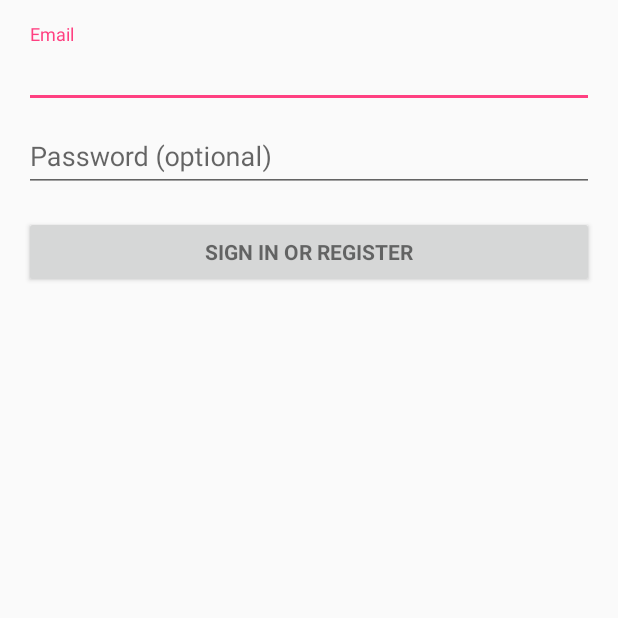
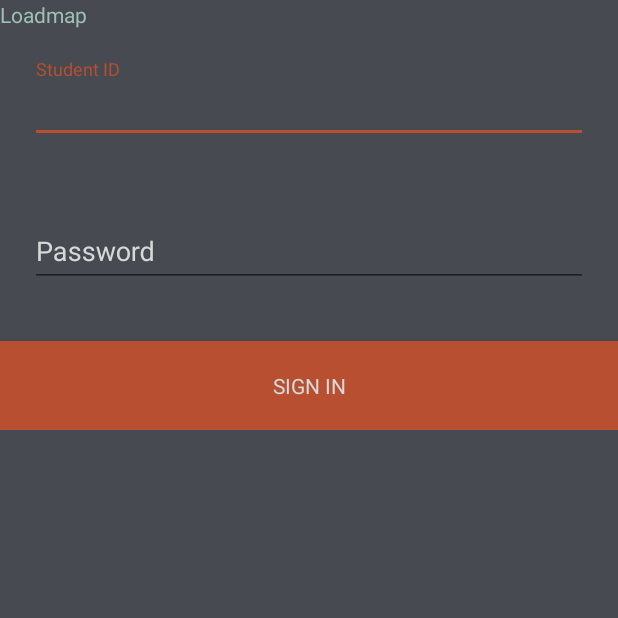
Before and after one commit to choch-o/Loadmap, an Android app: the screen it shows after launch (LoginActivity), on a phone screen of 412 x 824 dp, the top half of it. Run offline under Robolectric (Android 15) with nearby library versions, the phone set to English and light mode, and no system bars; libraries missing offline, so code that uses them is left out: com.github.mikephil.charting, com.koushikdutta.async, com.koushikdutta.ion; pictures from the network do not load; 5 statements that could not run were skipped.

Commit message:
Changed UI

```diff
--- a/app/Loadmap/app/src/main/java/com/loadmap/chocho/loadmap/MyStatistics.java
+++ b/app/Loadmap/app/src/main/java/com/loadmap/chocho/loadmap/MyStatistics.java
@@ -36,6 +36,7 @@ import java.util.Random;
 
 public class MyStatistics extends Fragment {
 
+    Button logoutButton;
     private BarChart barChart;
     private PieChart coursePieChart;
     private PieChart tasktypePieChart;
@@ -71,6 +72,13 @@ public class MyStatistics extends Fragment {
         HashMap<String, String> user = session.getUserDetails();
         username = user.get(SessionManager.KEY_USERNAME);
 
+        logoutButton = (Button)rootView.findViewById(R.id.logout_button);
+        logoutButton.setOnClickListener(new View.OnClickListener() {
+            @Override
+            public void onClick(View arg0) {
+                session.logoutUser();
+            }
+        });
         /*
         Button reqButton = (Button) rootView.findViewById(R.id.request_button);
         reqButton.setOnClickListener(new View.OnClickListener() {
@@ -140,13 +148,14 @@ public class MyStatistics extends Fragment {
                 courseTypeHm.put(obj.getString("courseName"), taskTypes);
             }
 
-            drawPieChart(courseEntries, coursePieChart, true);
+            drawPieChart(courseEntries, coursePieChart, true, "MY COURSES");
         } catch (Exception e) {
             e.printStackTrace();
         }
     }
 
-    void drawPieChart(final ArrayList<PieEntry> pieEntries, PieChart pieChart, boolean course) {
+    void drawPieChart(final ArrayList<PieEntry> pieEntries, PieChart pieChart, boolean course,
+                      String centerText) {
 
         pieChart.setUsePercentValues(true);
         if (course) {
@@ -156,21 +165,14 @@ public class MyStatistics extends Fragment {
                     final ArrayList<PieEntry> taskTypeEntries = new ArrayList<PieEntry>();
                     if (e == null)
                         return;
-                    Log.d("ENTRY INFO", e.toString());
-                    Log.d("ENT IF", pieEntries.get((int) h.getX()).getLabel());
-                    Log.d("GET X", Float.toString(h.getX()));
-                    Log.d("GET Y", Float.toString(h.getY()));
-                    Log.d("VALUE SELECTED", h.toString());
-
-                    // Log.d("VALUE SELECTED", courseTypeHm.get(pieEntries.get((int) h.getX()).getLabel()).toString());
-                    Log.d("LABEL", pieEntries.get((int) h.getX()).getLabel());
-                    TaskType[] result = courseTypeHm.get(pieEntries.get((int) h.getX()).getLabel());
+                    String selectedCourse = pieEntries.get((int) h.getX()).getLabel();
+                    TaskType[] result = courseTypeHm.get(selectedCourse);
                     Log.d("Result length", Integer.toString(result.length));
                     for (TaskType tt : result) {
                         taskTypeEntries.add(new PieEntry(tt.getTotalDuration(), tt.getTaskType()));
                     }
                     tasktypePieChart.invalidate();
-                    drawPieChart(taskTypeEntries, tasktypePieChart, false);
+                    drawPieChart(taskTypeEntries, tasktypePieChart, false, selectedCourse);
                 }
 
                 @Override
@@ -204,6 +206,8 @@ public class MyStatistics extends Fragment {
         data.setValueTextSize(11f);
         data.setValueTextColor(getResources().getColor(R.color.textcolor));
 
+        pieChart.setCenterText(centerText);
+        pieChart.setCenterTextColor(getResources().getColor(R.color.textcolor));
         pieChart.setDrawHoleEnabled(true);
         pieChart.setHoleColor(getResources().getColor(R.color.color4));
 
@@ -223,8 +227,9 @@ public class MyStatistics extends Fragment {
         pieChart.animateY(1400, Easing.EasingOption.EaseInOutQuad);
 
         Legend legend = pieChart.getLegend();
+        legend.setEnabled(false);
 
-
+        pieChart.getDescription().setEnabled(false);
         pieChart.invalidate();
     }
 
--- a/app/Loadmap/app/src/main/java/com/loadmap/chocho/loadmap/PieValueFormatter.java
+++ b/app/Loadmap/app/src/main/java/com/loadmap/chocho/loadmap/PieValueFormatter.java
@@ -22,8 +22,6 @@ public class PieValueFormatter implements IValueFormatter {
 
     @Override
     public String getFormattedValue(float value, Entry entry, int dataSetIndex, ViewPortHandler viewPortHandler) {
-        // write your logic here
-        Log.d("FORMATTER VALUE", Float.toString(value));
         float millis = entry.getY();
         long minute = (long) (millis / (1000 * 60)) % 60;
         long hour = (long) (millis / (1000 * 60 * 60)) % 24;
--- a/app/Loadmap/app/src/main/java/com/loadmap/chocho/loadmap/TaskTracker.java
+++ b/app/Loadmap/app/src/main/java/com/loadmap/chocho/loadmap/TaskTracker.java
@@ -20,6 +20,7 @@ import android.widget.ArrayAdapter;
 import android.widget.Button;
 import android.widget.DatePicker;
 import android.widget.LinearLayout;
+import android.widget.RelativeLayout;
 import android.widget.Spinner;
 import android.widget.TextView;
 import android.widget.TimePicker;
@@ -50,7 +51,6 @@ public class TaskTracker extends Fragment {
     View rootView;
     TextView timeView,dateView;
 
-    Button logoutButton;
     Button startButton;
     Button pauseButton;
     Button resumeButton;
@@ -68,7 +68,7 @@ public class TaskTracker extends Fragment {
     String finedMinute;
 
     DateFormat df = new SimpleDateFormat("yyyy-MM-dd HH:mm:ss (z Z)");
-    LinearLayout date_change, time_change;
+    RelativeLayout date_change, time_change;
     SessionManager session;
 
     String name;
@@ -107,17 +107,10 @@ public class TaskTracker extends Fragment {
         name = user.get(SessionManager.KEY_NAME);
         username = user.get(SessionManager.KEY_USERNAME);
 
-        logoutButton = (Button)rootView.findViewById(R.id.logout_button);
-        logoutButton.setOnClickListener(new View.OnClickListener() {
-            @Override
-            public void onClick(View arg0) {
-                session.logoutUser();
-            }
-        });
 
         String[] option = getResources().getStringArray(R.array.spinnerArray);
         ArrayAdapter<String> adapter = new ArrayAdapter<String>
-                (getContext(), android.R.layout.simple_spinner_dropdown_item, option);
+                (getContext(), R.layout.spinner_item, option);
 
 
 //        과목명 Array에 담아서 받아야 함
@@ -125,7 +118,7 @@ public class TaskTracker extends Fragment {
 
         final String[] courseNames = getCourseFromServer();
         ArrayAdapter<String> adapter2 = new ArrayAdapter<String>
-                (getContext(), android.R.layout.simple_spinner_dropdown_item, courseNames);
+                (getContext(), R.layout.spinner_item_dark, courseNames);
 
         Spinner spinner = (Spinner)rootView.findViewById(R.id.spinner);
         Spinner spinner2 = (Spinner)rootView.findViewById(R.id.spinner2);
@@ -138,8 +131,8 @@ public class TaskTracker extends Fragment {
         resumeButton = (Button)rootView.findViewById(R.id.resumeButton);
         stopButton = (Button)rootView.findViewById(R.id.stopButton);
 
-        date_change = (LinearLayout)rootView.findViewById(R.id.date_change);
-        time_change = (LinearLayout )rootView.findViewById(R.id.time_change);
+        date_change = (RelativeLayout) rootView.findViewById(R.id.date_change);
+        time_change = (RelativeLayout)rootView.findViewById(R.id.time_change);
 
         TimeZone tz;
         date = new Date();
@@ -189,7 +182,7 @@ public class TaskTracker extends Fragment {
 
             }
         });
-
+        adapter.setDropDownViewResource(R.layout.spinner_dropdown_item);
         spinner.setAdapter(adapter);
         getSpinner(rootView, R.id.spinner).setOnItemSelectedListener(new AdapterView.OnItemSelectedListener() {
             @Override
@@ -205,6 +198,7 @@ public class TaskTracker extends Fragment {
             }
         });
 
+        adapter2.setDropDownViewResource(R.layout.spinner_dropdown_item);
         spinner2.setAdapter(adapter2);
         getSpinner(rootView, R.id.spinner2).setOnItemSelectedListener(new AdapterView.OnItemSelectedListener() {
             @Override
@@ -558,7 +552,7 @@ public class TaskTracker extends Fragment {
             strDay = new String(charDay, 0, charDay.length);
         }
 
-        String strDate = strYear+"년 "+strMonth + "월 " + strDay + "일";
+        String strDate = strYear+". "+strMonth + ". " + strDay;
         return strDate;
     }
 
--- a/app/Loadmap/app/src/main/res/layout/activity_course_list.xml
+++ b/app/Loadmap/app/src/main/res/layout/activity_course_list.xml
@@ -1,7 +1,8 @@
 <?xml version="1.0" encoding="utf-8"?>
 <LinearLayout xmlns:android="http://schemas.android.com/apk/res/android"
     android:orientation="vertical" android:layout_width="match_parent"
-    android:layout_height="match_parent">
+    android:layout_height="match_parent"
+    android:background="@color/color2">
     <android.support.v7.widget.RecyclerView
         android:id="@+id/recycler_view"
         android:scrollbars="vertical"
--- a/app/Loadmap/app/src/main/res/layout/activity_login.xml
+++ b/app/Loadmap/app/src/main/res/layout/activity_login.xml
@@ -4,11 +4,8 @@
     android:layout_height="match_parent"
     android:gravity="center_horizontal"
     android:orientation="vertical"
-    android:paddingBottom="@dimen/activity_vertical_margin"
-    android:paddingLeft="@dimen/activity_horizontal_margin"
-    android:paddingRight="@dimen/activity_horizontal_margin"
-    android:paddingTop="@dimen/activity_vertical_margin"
-    tools:context="com.loadmap.chocho.loadmap.LoginActivity">
+    tools:context="com.loadmap.chocho.loadmap.LoginActivity"
+    android:background="@color/color4">
 
     <!-- Login progress -->
     <ProgressBar
@@ -16,7 +13,7 @@
         style="?android:attr/progressBarStyleLarge"
         android:layout_width="wrap_content"
         android:layout_height="wrap_content"
-        android:layout_marginBottom="8dp"
+        android:layout_margin="30dp"
         android:visibility="gone" />
 
     <ScrollView
@@ -27,27 +24,41 @@
         <LinearLayout
             android:id="@+id/email_login_form"
             android:layout_width="match_parent"
-            android:layout_height="wrap_content"
+            android:layout_height="match_parent"
             android:orientation="vertical">
+
+            <TextView
+                android:layout_width="match_parent"
+                android:layout_height="0dp"
+                android:layout_weight="4"
+                android:text="@string/app_name"
+                android:textColor="@color/color1"/>
 
             <android.support.design.widget.TextInputLayout
                 android:layout_width="match_parent"
-                android:layout_height="wrap_content">
+                android:layout_height="0dp"
+                android:textColorHint="@color/color1"
+                android:layout_margin="20dp"
+                android:layout_weight="2">
 
                 <AutoCompleteTextView
                     android:id="@+id/email"
                     android:layout_width="match_parent"
                     android:layout_height="wrap_content"
                     android:hint="@string/prompt_email"
-                    android:inputType="textEmailAddress"
+                    android:inputType="number"
                     android:maxLines="1"
-                    android:singleLine="true" />
+                    android:singleLine="true"
+                    android:textColor="@color/color2" />
 
             </android.support.design.widget.TextInputLayout>
 
             <android.support.design.widget.TextInputLayout
                 android:layout_width="match_parent"
-                android:layout_height="wrap_content">
+                android:layout_height="0dp"
+                android:layout_weight="2"
+                android:textColorHint="@color/color2"
+                android:layout_margin="20dp">
 
                 <EditText
                     android:id="@+id/password"
@@ -59,7 +70,8 @@
                     android:imeOptions="actionUnspecified"
                     android:inputType="textPassword"
                     android:maxLines="1"
-                    android:singleLine="true" />
+                    android:singleLine="true"
+                    android:textColor="@color/color1"/>
 
             </android.support.design.widget.TextInputLayout>
 
@@ -67,10 +79,14 @@
                 android:id="@+id/email_sign_in_button"
                 style="?android:textAppearanceSmall"
                 android:layout_width="match_parent"
-                android:layout_height="wrap_content"
+                android:layout_height="0dp"
+                android:layout_weight="2"
                 android:layout_marginTop="16dp"
                 android:text="@string/action_sign_in"
-                android:textStyle="bold" />
+                android:textColor="@color/color2"
+                android:background="@color/color3"
+                android:paddingTop="20dp"
+                android:paddingBottom="20dp"/>
 
         </LinearLayout>
     </ScrollView>
--- a/app/Loadmap/app/src/main/res/layout/main_activity.xml
+++ b/app/Loadmap/app/src/main/res/layout/main_activity.xml
@@ -9,7 +9,11 @@
     <android.support.design.widget.TabLayout
         android:id="@+id/tabs"
         android:layout_width="match_parent"
-        android:layout_height="wrap_content" />
+        android:layout_height="wrap_content"
+        app:tabBackground="@color/color4"
+        app:tabIndicatorColor="@color/color1"
+        app:tabTextColor="@color/color2"
+        app:tabSelectedTextColor="@color/color1"/>
 
     <android.support.v4.view.ViewPager
         android:id="@+id/container"
--- a/app/Loadmap/app/src/main/res/values/dimens.xml
+++ b/app/Loadmap/app/src/main/res/values/dimens.xml
@@ -2,4 +2,6 @@
     <!-- Default screen margins, per the Android Design guidelines. -->
     <dimen name="activity_horizontal_margin">16dp</dimen>
     <dimen name="activity_vertical_margin">16dp</dimen>
+    <dimen name="category_text">15sp</dimen>
+    <dimen name="content_text">45sp</dimen>
 </resources>
--- a/app/Loadmap/app/src/main/res/values/strings.xml
+++ b/app/Loadmap/app/src/main/res/values/strings.xml
@@ -2,11 +2,11 @@
     <string name="app_name">Loadmap</string>
 
     <!-- Strings related to login -->
-    <string name="prompt_email">Email</string>
-    <string name="prompt_password">Password (optional)</string>
-    <string name="action_sign_in">Sign in or register</string>
+    <string name="prompt_email">Student ID</string>
+    <string name="prompt_password">Password</string>
+    <string name="action_sign_in">Sign in</string>
     <string name="action_sign_in_short">Sign in</string>
-    <string name="error_invalid_email">This email address is invalid</string>
+    <string name="error_invalid_email">This student id is invalid</string>
     <string name="error_invalid_password">This password is too short</string>
     <string name="error_incorrect_password">This password is incorrect</string>
     <string name="error_field_required">This field is required</string>
```
Also changed, not shown: app/Loadmap/app/src/main/res/drawable/spinner_bg.xml (added, +17 -0 lines), app/Loadmap/app/src/main/res/drawable/spinner_bg_dark.xml (added, +17 -0 lines), app/Loadmap/app/src/main/res/layout/course_view.xml (+30 -11 lines), app/Loadmap/app/src/main/res/layout/fragment_my_statistics.xml (+10 -2 lines), app/Loadmap/app/src/main/res/layout/fragment_task_tracker.xml (+94 -68 lines), app/Loadmap/app/src/main/res/layout/spinner_dropdown_item.xml (added, +10 -0 lines), app/Loadmap/app/src/main/res/layout/spinner_item.xml (added, +11 -0 lines), app/Loadmap/app/src/main/res/layout/spinner_item_dark.xml (added, +11 -0 lines), app/Loadmap/app/src/main/res/values/colors.xml (+10 -4 lines).
